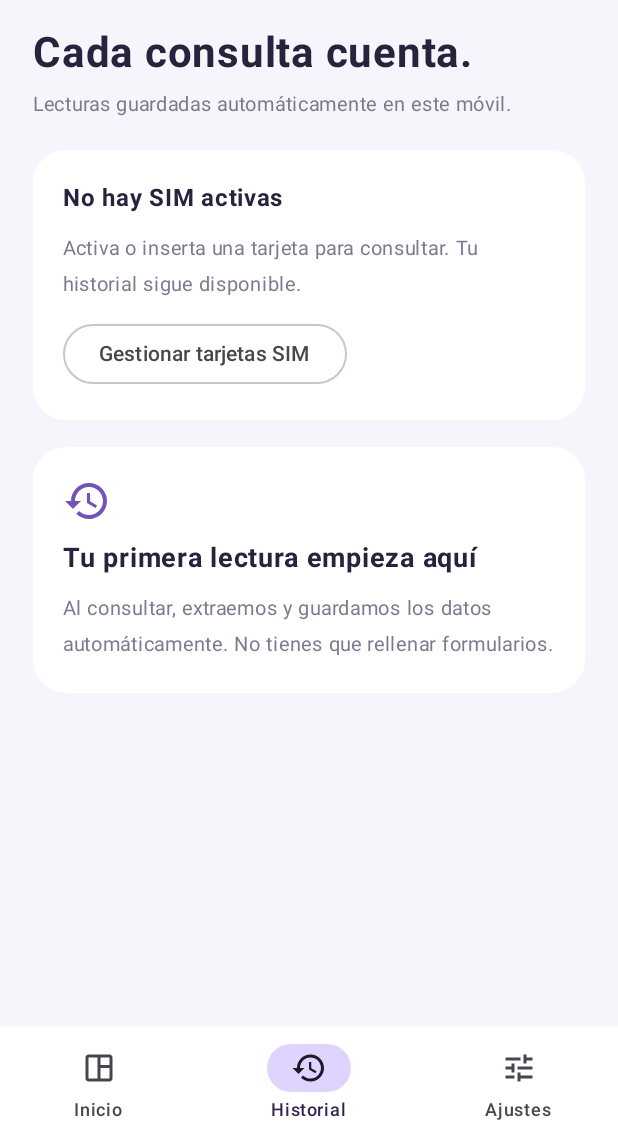
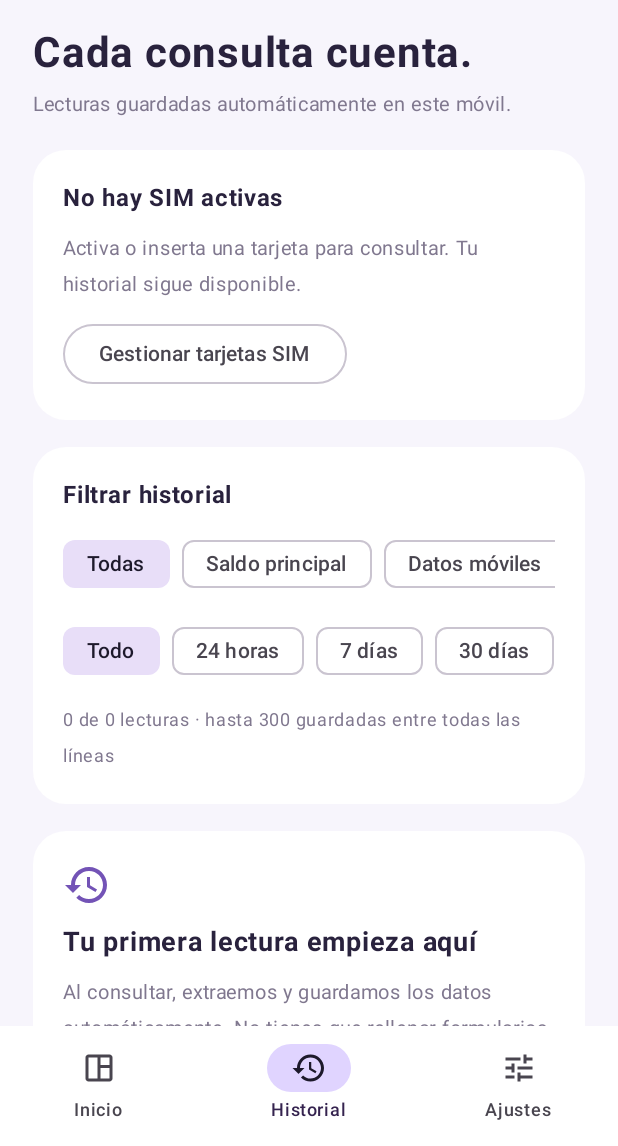
Before and after one commit to deborahfam/SIMple, an Android app built with Jetpack Compose: the screen it shows after launch (MainActivity), item 2 of the bottom bar chosen, on a phone screen of 412 x 824 dp, the part 90-1236 px from its top. Run offline under Robolectric (Android 15) with nearby library versions, the phone set to English and light mode, and no system bars.

Commit message:
Add history category and date filters with incremental loading

```diff
--- a/app/src/main/java/com/simple/mobile/presentation/Dashboard.kt
+++ b/app/src/main/java/com/simple/mobile/presentation/Dashboard.kt
@@ -48,6 +48,10 @@ private val Navy = Color(0xFF35234F)
     val now by produceState(System.currentTimeMillis()) {
         while (true) { value = System.currentTimeMillis(); kotlinx.coroutines.delay(30_000) }
     }
+    var historyCategory by rememberSaveable { mutableStateOf<String?>(null) }
+    var historyDays by rememberSaveable { mutableIntStateOf(0) }
+    var historyLimit by rememberSaveable { mutableIntStateOf(25) }
+    LaunchedEffect(state.selected, historyCategory, historyDays) { historyLimit = 25 }
     var page by rememberSaveable { mutableIntStateOf(0) }
     var recharge by remember { mutableStateOf(false) }
     var confirmDial by remember { mutableStateOf<String?>(null) }
@@ -260,6 +264,25 @@ private val Navy = Color(0xFF35234F)
                         }
                         item { PrivacyFooter() }
                     } else if (page == 1) {
+                        val filtered = HistoryFilter.apply(entries, historyCategory, historyDays, now)
+                        item {
+                            WhiteCard {
+                                Text("Filtrar historial", fontWeight = FontWeight.Bold)
+                                LazyRow(horizontalArrangement = Arrangement.spacedBy(8.dp)) {
+                                    item { FilterChip(selected = historyCategory == null, onClick = { historyCategory = null }, label = { Text("Todas") }) }
+                                    items(CubacelQuery.values().toList()) { query ->
+                                        FilterChip(selected = historyCategory == query.name, onClick = { historyCategory = query.name }, label = { Text(queryLabel(query)) })
+                                    }
+                                }
+                                LazyRow(horizontalArrangement = Arrangement.spacedBy(8.dp)) {
+                                    items(listOf(0, 1, 7, 30)) { days ->
+                                        FilterChip(selected = historyDays == days, onClick = { historyDays = days }, label = { Text(if (days == 0) "Todo" else if (days == 1) "24 horas" else "$days días") })
+                                    }
+                                }
+                                Text("${minOf(historyLimit, filtered.size)} de ${filtered.size} lecturas · hasta 300 guardadas entre todas las líneas", fontSize = 12.sp, color = Muted)
+                            }
+                        }
+                        if (entries.isNotEmpty() && filtered.isEmpty()) item { Text("No hay lecturas con estos filtros.", color = Muted) }
                         if (state.loading) item { LinearProgressIndicator(Modifier.fillMaxWidth()) }
                         if (entries.isEmpty()) item {
                             WhiteCard {
@@ -268,7 +291,7 @@ private val Navy = Color(0xFF35234F)
                                 Text("Al consultar, extraemos y guardamos los datos automáticamente. No tienes que rellenar formularios.", color = Muted, fontSize = 13.sp)
                             }
                         }
-                        items(entries.take(100)) { entry ->
+                        items(filtered.take(historyLimit)) { entry ->
                             val reading = entry.reading
                             WhiteCard {
                                 Row(Modifier.fillMaxWidth(), horizontalArrangement = Arrangement.SpaceBetween) {
@@ -278,6 +301,9 @@ private val Navy = Color(0xFF35234F)
                                 Text(readingSummary(reading), fontSize = 18.sp, fontWeight = FontWeight.Medium)
                                 Text("${reading.source()} · ${stamp(reading.receivedAt())}", fontSize = 12.sp, color = Muted)
                             }
+                        }
+                        if (filtered.size > historyLimit) item {
+                            OutlinedButton(onClick = { historyLimit += 25 }, modifier = Modifier.fillMaxWidth()) { Text("Cargar más") }
                         }
                     } else {
                         item {
--- /dev/null
+++ b/app/src/main/java/com/simple/mobile/presentation/HistoryFilter.kt
@@ -0,0 +1,10 @@
+package com.simple.mobile.presentation
+
+import com.simple.mobile.data.local.EncryptedReadingStore.Entry
+
+internal object HistoryFilter {
+    fun apply(entries: List<Entry>, category: String?, days: Int, now: Long): List<Entry> =
+        entries.filter { (category == null || it.reading.query().name == category) &&
+            (days == 0 || it.reading.receivedAt() in (now - days * 86_400_000L)..now) }
+            .sortedByDescending { it.reading.receivedAt() }
+}
```
Also changed, not shown: 1 other file.
